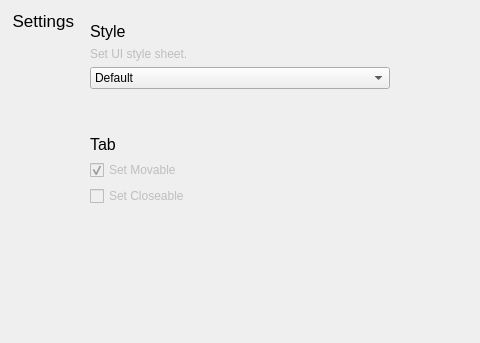
Old version of the form ui/preferences.ui in the repository takavfx/Mantle; both pictures show x 87 to 567 and y 0 to 343 of the 805 by 537 pixel window.
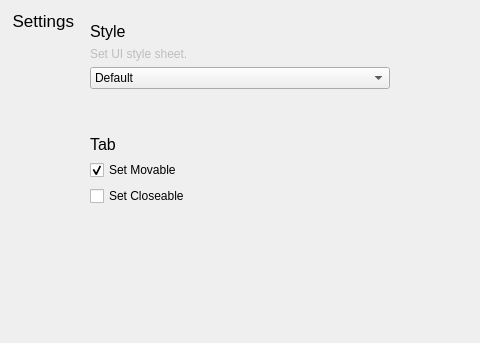
New version of the form.

Commit message: Apply setMovable toggle and setCloseable toggle.

The edit to the form file:
```diff
--- a/ui/preferences.ui
+++ b/ui/preferences.ui
@@ -185,7 +185,7 @@
        <item>
         <widget class="QCheckBox" name="setMovableCheckBox">
          <property name="enabled">
-          <bool>false</bool>
+          <bool>true</bool>
          </property>
          <property name="text">
           <string>Set Movable</string>
@@ -198,7 +198,7 @@
        <item>
         <widget class="QCheckBox" name="setCloseableCheckBox">
          <property name="enabled">
-          <bool>false</bool>
+          <bool>true</bool>
          </property>
          <property name="text">
           <string>Set Closeable</string>
```
The commit also changes 1 other file.
